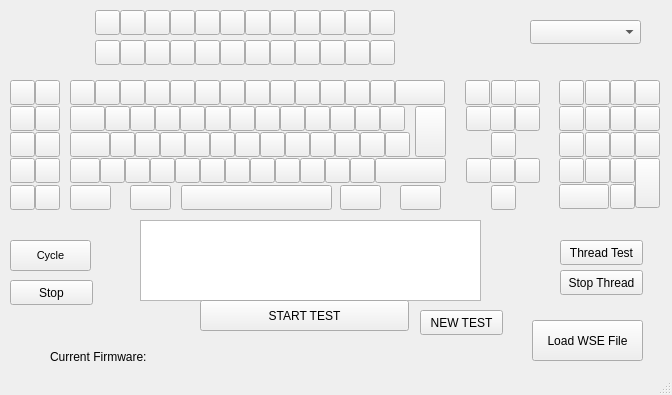
danunicomp/Manual-Keyboard-Test, file keyboard/mainwindow.ui: the form before one commit.
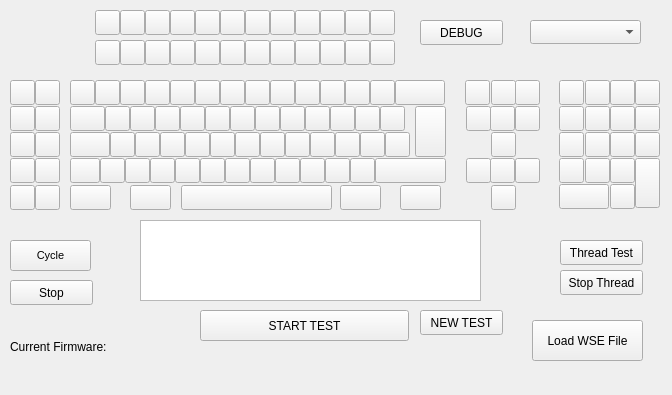
The form after the commit.

Commit message: debug mode

```diff
--- a/keyboard/mainwindow.ui
+++ b/keyboard/mainwindow.ui
@@ -1733,8 +1733,8 @@
    <widget class="QLabel" name="lblCurrentFirmware">
     <property name="geometry">
      <rect>
-      <x>50</x>
-      <y>350</y>
+      <x>10</x>
+      <y>340</y>
       <width>209</width>
       <height>14</height>
      </rect>
@@ -1766,7 +1766,7 @@
     <property name="geometry">
      <rect>
       <x>200</x>
-      <y>300</y>
+      <y>310</y>
       <width>209</width>
       <height>31</height>
      </rect>
@@ -1801,8 +1801,20 @@
      <string>NEW TEST</string>
     </property>
    </widget>
+   <widget class="QPushButton" name="btnDebug">
+    <property name="geometry">
+     <rect>
+      <x>420</x>
+      <y>20</y>
+      <width>83</width>
+      <height>25</height>
+     </rect>
+    </property>
+    <property name="text">
+     <string>DEBUG</string>
+    </property>
+   </widget>
   </widget>
-  <widget class="QStatusBar" name="statusbar"/>
  </widget>
  <resources/>
  <connections/>
```
The commit also changes 18 other files.
